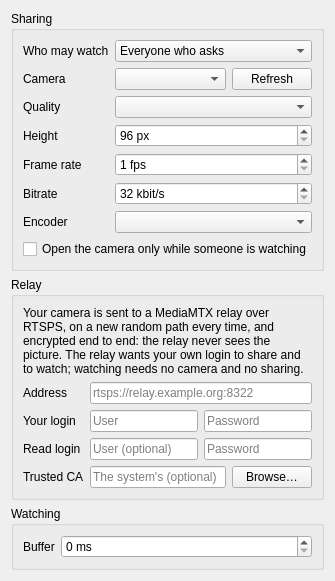
Before: the Qt Designer form src/mumble/WebcamConfig.ui in d3adb5/mumble, drawn with Qt 5.
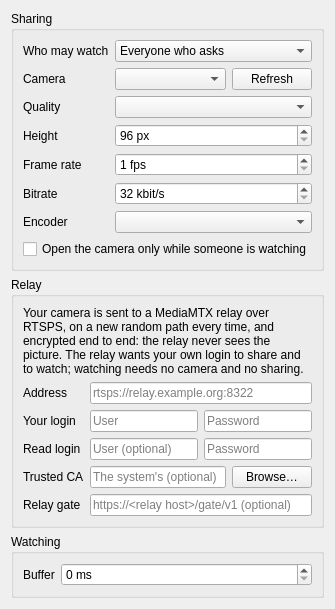
After: the same form once the commit is applied.

Commit message: FEAT(client): Webcam protocol v1.1: watch through the relay's gate

What changed in the file:
```diff
--- a/src/mumble/WebcamConfig.ui
+++ b/src/mumble/WebcamConfig.ui
@@ -325,6 +325,26 @@
         </item>
        </layout>
       </item>
+      <item row="5" column="0">
+       <widget class="QLabel" name="qlGateUrl">
+        <property name="text">
+         <string>Relay gate</string>
+        </property>
+        <property name="buddy">
+         <cstring>qleGateUrl</cstring>
+        </property>
+       </widget>
+      </item>
+      <item row="5" column="1">
+       <widget class="QLineEdit" name="qleGateUrl">
+        <property name="toolTip">
+         <string>Where the relay's gate API is, if it has one and it is not at the relay's own host. Your login is sent there, so set only an address you trust. HTTPS only.</string>
+        </property>
+        <property name="placeholderText">
+         <string>https://&lt;relay host&gt;/gate/v1 (optional)</string>
+        </property>
+       </widget>
+      </item>
      </layout>
     </widget>
    </item>
```
The commit also changes 18 other files.
